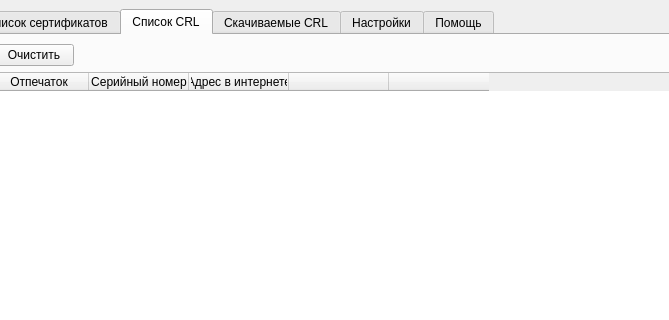
MrSaerus/E-TrustCRLparsing, file main.ui: the form before one commit; both pictures show x 232 to 901 and y 0 to 320 of the 1168 by 659 pixel window.
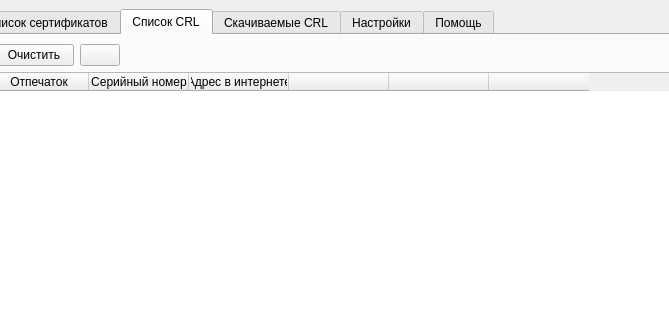
The form after the commit. The open tabs and pages were chosen to show the change.

Commit message: Updated UI, added new buttons for copy files

```diff
--- a/main.ui
+++ b/main.ui
@@ -928,6 +928,13 @@
                  </property>
                 </widget>
                </item>
+               <item>
+                <widget class="QPushButton" name="pushButton_26">
+                 <property name="text">
+                  <string/>
+                 </property>
+                </widget>
+               </item>
               </layout>
              </item>
             </layout>
@@ -1006,6 +1013,11 @@
             <string/>
            </property>
           </column>
+          <column>
+           <property name="text">
+            <string/>
+           </property>
+          </column>
          </widget>
         </item>
        </layout>
```
Left out of the diff: 17 changed lines with no effect on the pictures. The commit also changes 1 other file.
